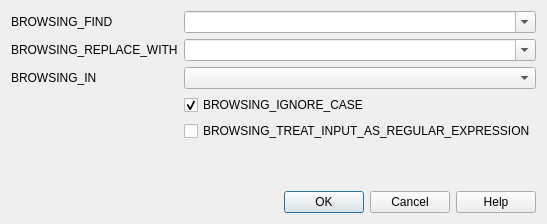
This is qt/aqt/forms/findreplace.ui in ankitects/anki as Qt 5 draws it before an edit. The edited form follows.
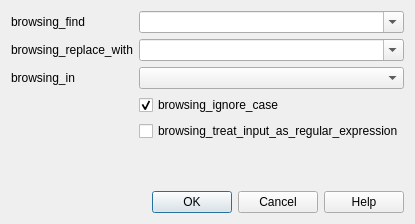
This is the edited form.

What changed in the file:
```diff
--- a/qt/aqt/forms/findreplace.ui
+++ b/qt/aqt/forms/findreplace.ui
@@ -19,7 +19,7 @@
      <item row="0" column="0">
       <widget class="QLabel" name="label">
        <property name="text">
-        <string>BROWSING_FIND</string>
+        <string>browsing_find</string>
        </property>
       </widget>
      </item>
@@ -45,7 +45,7 @@
      <item row="1" column="0">
       <widget class="QLabel" name="label_2">
        <property name="text">
-        <string>BROWSING_REPLACE_WITH</string>
+        <string>browsing_replace_with</string>
        </property>
       </widget>
      </item>
@@ -71,7 +71,7 @@
      <item row="2" column="0">
       <widget class="QLabel" name="label_3">
        <property name="text">
-        <string>BROWSING_IN</string>
+        <string>browsing_in</string>
        </property>
       </widget>
      </item>
@@ -85,14 +85,14 @@
      <item row="4" column="1">
       <widget class="QCheckBox" name="re">
        <property name="text">
-        <string>BROWSING_TREAT_INPUT_AS_REGULAR_EXPRESSION</string>
+        <string>browsing_treat_input_as_regular_expression</string>
        </property>
       </widget>
      </item>
      <item row="3" column="1">
       <widget class="QCheckBox" name="ignoreCase">
        <property name="text">
-        <string>BROWSING_IGNORE_CASE</string>
+        <string>browsing_ignore_case</string>
        </property>
        <property name="checked">
         <bool>true</bool>
```
Left out of the diff: 2 changed lines with no effect on the pictures.
